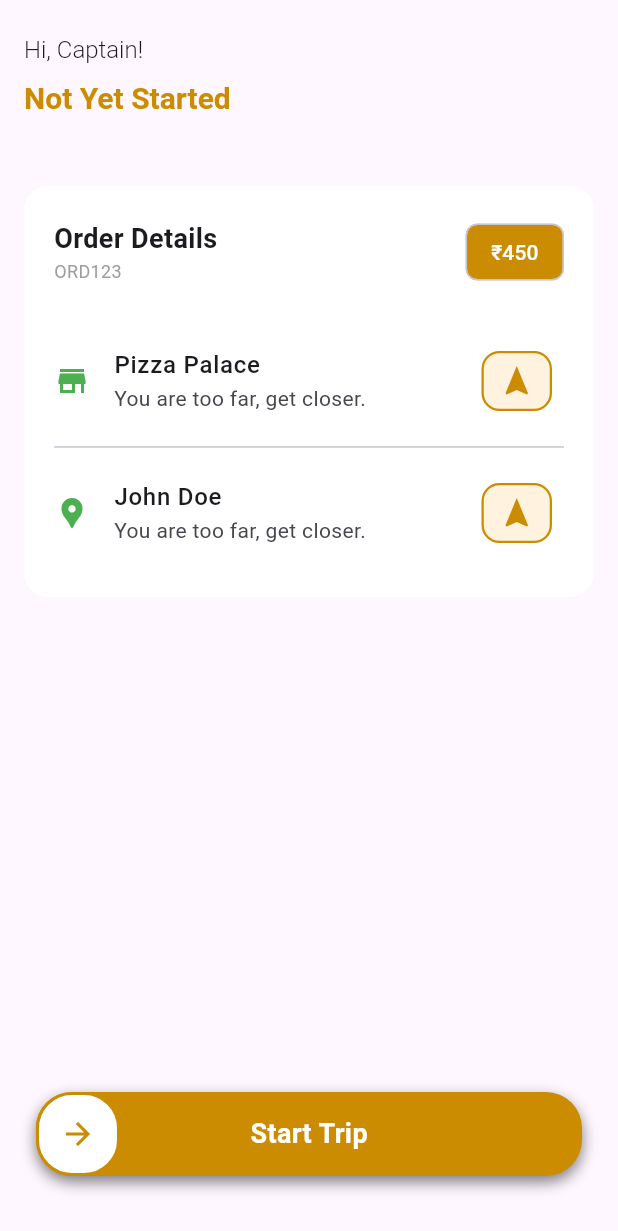
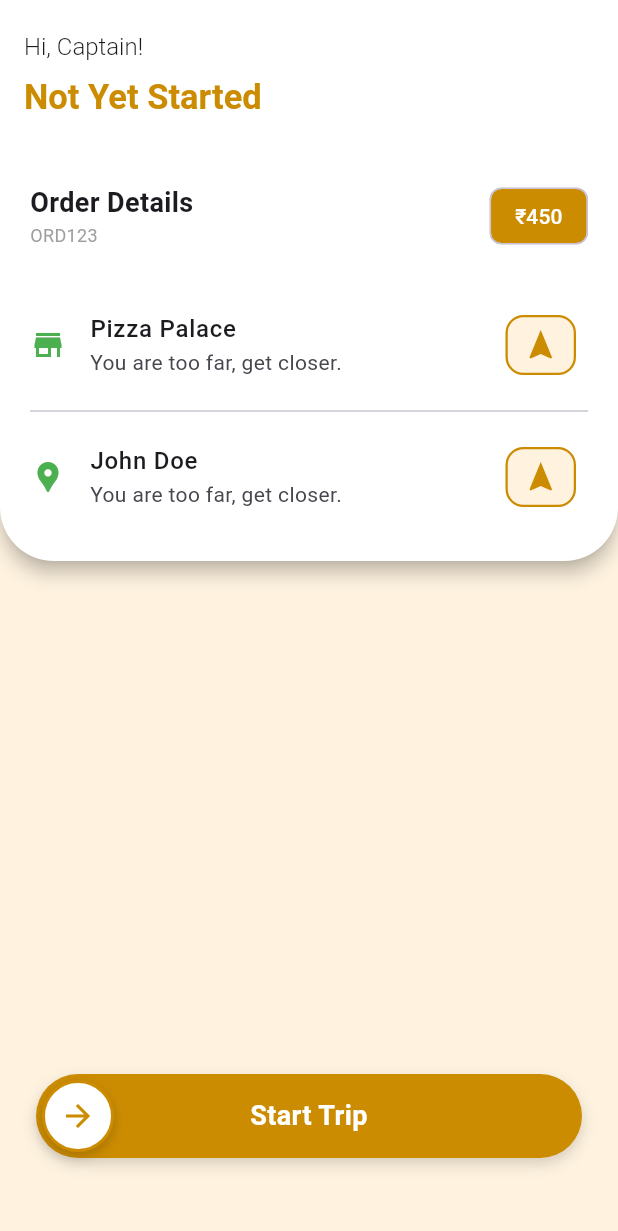
Before and after one commit to sree-vignesh/driver_flutter_app, a Flutter app: the screen it shows after launch, on a phone screen of 412 x 824 dp. Shown: the top 1231 px of the screen. Run offline on Flutter 3.47's test engine with Material 3 defaults, Android fonts, the phone set to English and light mode, and no system bars; our stand-ins replace geolocator.

Commit message:
Merged Appbar with card.

```diff
--- a/lib/components/order_card.dart
+++ b/lib/components/order_card.dart
@@ -19,9 +19,14 @@ class OrderCard extends StatelessWidget {
   Widget build(BuildContext context) {
     return Card(
       color: Colors.white,
-      margin: const EdgeInsets.symmetric(vertical: 8),
-      elevation: 0,
-      shape: RoundedRectangleBorder(borderRadius: BorderRadius.circular(16)),
+      margin: const EdgeInsets.symmetric(vertical: 0),
+      elevation: 5,
+      shape: RoundedRectangleBorder(
+        borderRadius: BorderRadius.only(
+          bottomLeft: Radius.circular(36),
+          bottomRight: Radius.circular(36),
+        ),
+      ),
       child: Padding(
         padding: const EdgeInsets.all(20),
         child: Column(
@@ -67,7 +72,7 @@ class OrderCard extends StatelessWidget {
               // if(distanceToRestaurant < 1000)
               subtitle:
                   (distanceToRestaurant != null && distanceToRestaurant! < 1000)
-                  ? "You are ${distanceToRestaurant} m away."
+                  ? "You are ${distanceToRestaurant?.toStringAsFixed(0)} m away."
                   : "You are too far, get closer.",
 
               onTap: () => NavigationHelper.openGoogleMaps(
@@ -85,7 +90,7 @@ class OrderCard extends StatelessWidget {
               title: order.customerName,
               subtitle:
                   (distanceToCustomer != null && distanceToCustomer! < 1000)
-                  ? "You are ${distanceToRestaurant} m away."
+                  ? "You are ${distanceToCustomer?.toStringAsFixed(0)} m away."
                   : "You are too far, get closer.",
               onTap: () => NavigationHelper.openGoogleMaps(
                 order.customerLat,
--- a/lib/components/slider.dart
+++ b/lib/components/slider.dart
@@ -20,44 +20,72 @@ class SliderButton extends StatefulWidget {
 class _SliderButtonState extends State<SliderButton> {
   double _dragX = 0.0;
 
+  // tweak these to change spacing/size
+  static const double _barHeight = 56.0;
+  static const double _knobOuterSize =
+      56.0; // used for initial visual reference
+  static const double _knobInnerSize = 48.0; // actual knob inside the bar
+  static const double _leftPadding =
+      4.0; // "a little bit of space" before circle
+  static const double _rightPadding = 4.0;
+
   @override
   Widget build(BuildContext context) {
-    final width = MediaQuery.of(context).size.width - 48; // account for padding
-    const knobSize = 56.0;
+    return LayoutBuilder(
+      builder: (context, constraints) {
+        final double barWidth = constraints.maxWidth;
+
+        // how far the knob may travel (delta from the initial leftPadding)
+        final double maxDrag =
+            (barWidth - _leftPadding - _knobInnerSize - _rightPadding).clamp(
+              0.0,
+              double.infinity,
+            );
+
+        // knobLeft is the absolute left coordinate inside the bar
+        final double knobLeft = _leftPadding + _dragX.clamp(0.0, maxDrag);
 
         return GestureDetector(
+          behavior: HitTestBehavior.translucent,
           onHorizontalDragUpdate: widget.enabled
               ? (details) {
                   setState(() {
-                _dragX += details.primaryDelta!;
-                _dragX = _dragX.clamp(0.0, width - knobSize);
+                    // accumulate delta and clamp to [0, maxDrag]
+                    _dragX = (_dragX + (details.primaryDelta ?? 0)).clamp(
+                      0.0,
+                      maxDrag,
+                    );
                   });
                 }
               : null,
           onHorizontalDragEnd: widget.enabled
               ? (_) {
-              if (_dragX > width * 0.7) {
+                  // confirm if user dragged past 70% of the available drag range
+                  if (_dragX >= (maxDrag * 0.7)) {
                     widget.onConfirmed();
                   }
-              setState(() => _dragX = 0.0); // reset after drag
+                  // reset to start
+                  setState(() {
+                    _dragX = 0.0;
+                  });
                 }
               : null,
           child: Stack(
-        alignment: Alignment.center,
+            clipBehavior:
+                Clip.none, // allow knob shadow to overflow without being cut
             children: [
-          // Background bar
+              // background bar
               Container(
-            height: knobSize,
+                width: barWidth,
+                height: _barHeight,
                 decoration: BoxDecoration(
                   color: widget.enabled ? AppColors.primary : Colors.green,
-
-              // color: Colors.white,
-              borderRadius: BorderRadius.circular(24),
+                  borderRadius: BorderRadius.circular(_barHeight), // pill shape
                   boxShadow: [
                     BoxShadow(
-                  color: Colors.black.withOpacity(0.5), // soft shadow
-                  blurRadius: 8, // how soft the shadow is
-                  offset: const Offset(0, 4), // move shadow down
+                      color: Colors.black.withOpacity(0.16),
+                      blurRadius: 8,
+                      offset: const Offset(0, 4),
                     ),
                   ],
                 ),
@@ -69,20 +97,29 @@ class _SliderButtonState extends State<SliderButton> {
                     fontWeight: FontWeight.w600,
                     color: Colors.white,
                   ),
+                  textAlign: TextAlign.center,
                 ),
               ),
 
-          // Knobw
+              // knob
               if (widget.enabled)
                 Positioned(
-              left: _dragX,
+                  left: knobLeft,
+                  top: ((_barHeight - _knobInnerSize) / 2),
                   child: Container(
-                width: knobSize,
-                height: knobSize,
+                    width: _knobInnerSize,
+                    height: _knobInnerSize,
                     decoration: BoxDecoration(
                       color: Colors.white,
-                  borderRadius: BorderRadius.circular(24),
+                      borderRadius: BorderRadius.circular(_knobInnerSize),
                       border: Border.all(color: AppColors.primary, width: 2),
+                      boxShadow: [
+                        BoxShadow(
+                          color: Colors.black.withOpacity(0.18),
+                          blurRadius: 6,
+                          offset: const Offset(0, 3),
+                        ),
+                      ],
                     ),
                     child: Icon(Icons.arrow_forward, color: AppColors.primary),
                   ),
@@ -90,5 +127,7 @@ class _SliderButtonState extends State<SliderButton> {
             ],
           ),
         );
+      },
+    );
   }
 }
--- a/lib/core/colors.dart
+++ b/lib/core/colors.dart
@@ -9,4 +9,5 @@ class AppColors {
 
   static const background = Color.fromRGBO(250, 247, 247, 1);
   static const textSecondary = Color.fromRGBO(158, 158, 158, 1);
+  static var scaffoldBackgroundColor = Colors.orange.shade50;
 }
--- a/lib/main.dart
+++ b/lib/main.dart
@@ -16,8 +16,8 @@ class DriverApp extends StatelessWidget {
       title: 'Driver App',
       debugShowCheckedModeBanner: false,
       theme: ThemeData(
-        primarySwatch: Colors.orange,
-        // scaffoldBackgroundColor: AppColors.background,
+        // primarySwatch: Colors.orange,
+        scaffoldBackgroundColor: AppColors.scaffoldBackgroundColor,
         useMaterial3: true,
         appBarTheme: AppBarTheme(
           surfaceTintColor: Colors.transparent,
--- a/lib/models/order.dart
+++ b/lib/models/order.dart
@@ -24,7 +24,7 @@ class Order {
 const dummyOrder = Order(
   id: "ORD123",
   restaurantName: "Pizza Palace",
-  restaurantLat: 12.9716, // Restaurant coords
+  restaurantLat: 12.9715, // Restaurant coords
   restaurantLng: 77.5946,
   customerName: "John Doe",
   customerLat: 12.9717, // Just ~11m away from restaurant
--- a/lib/screens/order_screen.dart
+++ b/lib/screens/order_screen.dart
@@ -171,27 +171,12 @@ class _OrderScreenState extends State<OrderScreen> {
     }
 
     return Scaffold(
-      bottomNavigationBar: Container(
-        decoration: BoxDecoration(
-          // color: Colors.white,
-          borderRadius: BorderRadius.only(
-            topLeft: Radius.circular(48),
-            topRight: Radius.circular(48),
-          ), // curved edges
-          boxShadow: [
-            // BoxShadow(
-            //   color: AppColors.background,
-            //   blurRadius: 8,
-            //   offset: Offset(0, -4),
-            // ),
-          ],
-        ),
-        // color: AppColors.background,
-        child: Padding(
-          padding: const EdgeInsets.symmetric(horizontal: 24, vertical: 40),
+      floatingActionButtonLocation: FloatingActionButtonLocation.centerFloat,
+      floatingActionButton: Padding(
+        padding: const EdgeInsets.symmetric(horizontal: 24.0, vertical: 36.0),
         child: SizedBox(
           width: double.infinity,
-            height: 56,
+          height: 56, // match _barHeight
           child: SliderButton(
             text: _getButtonText(),
             enabled: status != OrderStatus.delivered,
@@ -199,10 +184,10 @@ class _OrderScreenState extends State<OrderScreen> {
           ),
         ),
       ),
-      ),
 
       appBar: AppBar(
         automaticallyImplyLeading: false,
+        backgroundColor: Colors.white,
         toolbarHeight: 100,
         title: Column(
           crossAxisAlignment: CrossAxisAlignment.start,
@@ -215,7 +200,7 @@ class _OrderScreenState extends State<OrderScreen> {
             Text(
               _getStatusText(),
               style: const TextStyle(
-                fontSize: 20,
+                fontSize: 23,
                 color: AppColors.primary,
                 fontWeight: FontWeight.w600,
               ),
@@ -224,7 +209,7 @@ class _OrderScreenState extends State<OrderScreen> {
         ),
       ),
       body: SingleChildScrollView(
-        padding: const EdgeInsets.all(16),
+        padding: const EdgeInsets.all(0),
         child: OrderCard(
           order: order,
           distanceToRestaurant: distanceToRestaurant,
```
Lines whose indentation alone changed are shown as unchanged.
